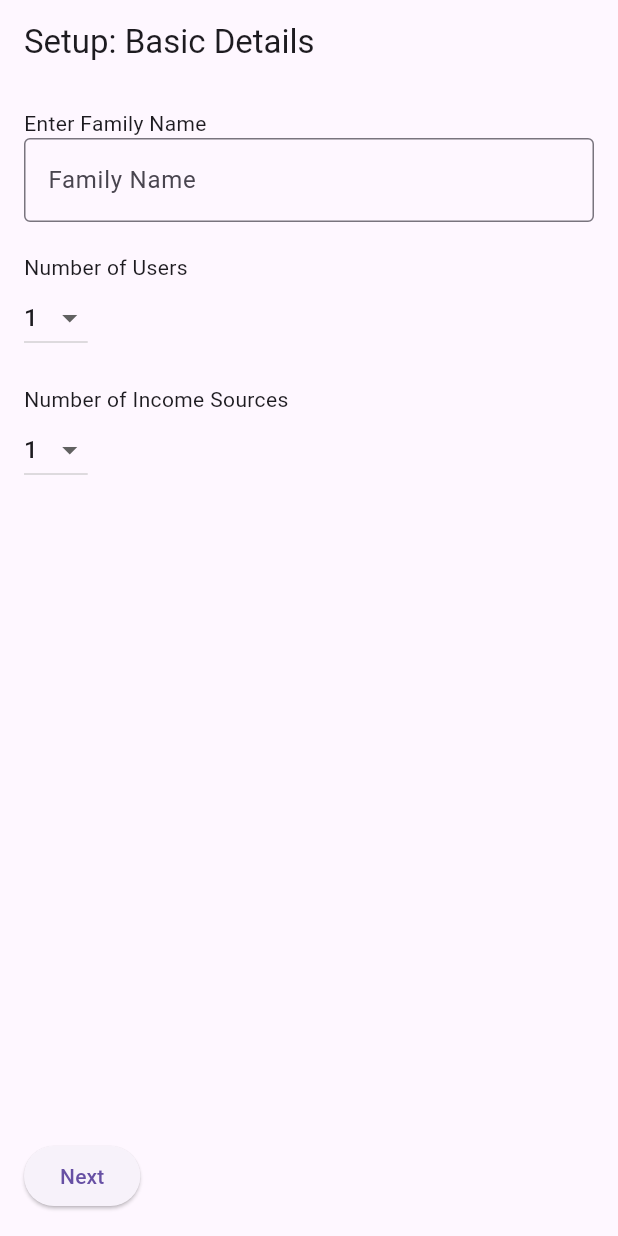
After one commit to uvaizshah/PennyPlanner, a Flutter app: the SetupPage1 screen opened directly, on a phone screen of 412 x 824 dp. The commit adds this screen. Run offline on Flutter 3.47's test engine with Material 3 defaults, Android fonts, the phone set to English and light mode, and no system bars; our stand-ins replace curved_navigation_bar, firebase_core, image_picker; accounts and stored records are empty.

Commit message:
Resolved Gradle & SDK issues, updated dependencies, improved UI in SetupPage1

```diff
--- a/lib/main.dart
+++ b/lib/main.dart
@@ -1,7 +1,10 @@
 import 'package:flutter/material.dart';
+import 'package:firebase_core/firebase_core.dart';
 import 'screens/splash_screen.dart';
 
-void main() {
+void main() async {
+  WidgetsFlutterBinding.ensureInitialized();
+  await Firebase.initializeApp(); // Initialize Firebase
   runApp(const MyApp());
 }
 
@@ -13,6 +16,7 @@ class MyApp extends StatelessWidget {
     return MaterialApp(
       title: 'PennyPlanner',
       theme: ThemeData(primarySwatch: Colors.pink, fontFamily: 'Roboto'),
+      debugShowCheckedModeBanner: false,
       home: const SplashScreen(), // Starts with SplashScreen
     );
   }
--- /dev/null
+++ b/lib/screens/setup_page1.dart
@@ -0,0 +1,79 @@
+import 'package:flutter/material.dart';
+import 'setup_page2.dart';
+
+
+class SetupPage1 extends StatefulWidget {
+  const SetupPage1({super.key});
+
+  @override
+  _SetupPage1State createState() => _SetupPage1State();
+}
+
+class _SetupPage1State extends State<SetupPage1> {
+  final TextEditingController _familyNameController = TextEditingController();
+  int _numUsers = 1;
+  int _numIncomeSources = 1;
+
+  @override
+  Widget build(BuildContext context) {
+    return Scaffold(
+      appBar: AppBar(title: Text("Setup: Basic Details")),
+      body: Padding(
+        padding: const EdgeInsets.all(16.0),
+        child: Column(
+          crossAxisAlignment: CrossAxisAlignment.start,
+          children: [
+            Text("Enter Family Name"),
+            TextField(
+              controller: _familyNameController,
+              decoration: InputDecoration(
+                border: OutlineInputBorder(),
+                hintText: "Family Name",
+              ),
+            ),
+            SizedBox(height: 20),
+            Text("Number of Users"),
+            DropdownButton<int>(
+              value: _numUsers,
+              items: List.generate(10, (index) => index + 1)
+                  .map((num) => DropdownMenuItem(value: num, child: Text("$num")))
+                  .toList(),
+              onChanged: (value) {
+                setState(() {
+                  _numUsers = value!;
+                });
+              },
+            ),
+            SizedBox(height: 20),
+            Text("Number of Income Sources"),
+            DropdownButton<int>(
+              value: _numIncomeSources,
+              items: List.generate(10, (index) => index + 1)
+                  .map((num) => DropdownMenuItem(value: num, child: Text("$num")))
+                  .toList(),
+              onChanged: (value) {
+                setState(() {
+                  _numIncomeSources = value!;
+                });
+              },
+            ),
+            Spacer(),
+            ElevatedButton(
+              onPressed: () {
+                // Navigate to Step 2 (Income Details Page)
+                Navigator.push(
+                  context,
+                  MaterialPageRoute(
+                  builder: (context) => SetupPage2(numIncomeSources: _numIncomeSources),
+                  ),
+
+                );
+              },
+              child: Text("Next"),
+            ),
+          ],
+        ),
+      ),
+    );
+  }
+}
--- a/lib/screens/signup.dart
+++ b/lib/screens/signup.dart
@@ -1,5 +1,5 @@
 import 'package:flutter/material.dart';
-import 'setuppin.dart'; // Navigate to PIN setup after signing up
+import 'setup_page1.dart'; // Navigate to Setup Page 1 after signing up
 
 class SignUpScreen extends StatefulWidget {
   const SignUpScreen({super.key});
@@ -117,11 +117,11 @@ class _SignUpScreenState extends State<SignUpScreen> {
                 child: ElevatedButton(
                   onPressed: isFormComplete
                       ? () {
-                          // Navigate to PIN Setup Screen after signing up
+                          // Navigate to Setup Page 1 after signing up
                           Navigator.pushReplacement(
                             context,
                             MaterialPageRoute(
-                              builder: (context) => const SetupPin(),
+                              builder: (context) => SetupPage1(),
                             ),
                           );
                         }
```
Also changed, not shown: lib/screens/setup_page2.dart (added, +133 -0 lines), lib/screens/setup_page3.dart (added, +82 -0 lines), lib/screens/setup_page4.dart (added, +118 -0 lines), pubspec.yaml (+7 -2 lines), pubspec.lock, 7 other files.
